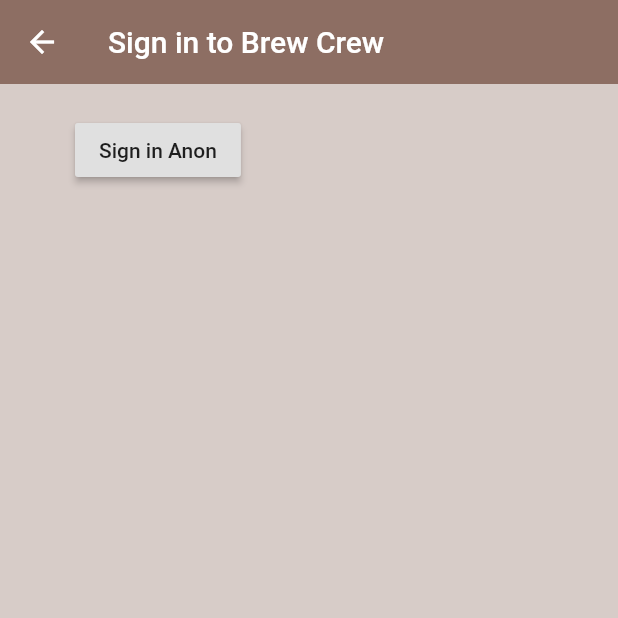
After one commit to wongalan2002/brew_app_flutter_firebase, a Flutter app: the SignOut screen opened directly, after a tap on "Sign in Anon", on a phone screen of 412 x 824 dp, the top half of it. The commit adds this screen. Run offline on Flutter 3.47's test engine with Material 2 defaults, Android fonts, the phone set to English and light mode, and no system bars; our stand-ins replace firebase_auth; accounts and stored records are empty; network calls fail.

Commit message:
adding sign out functionality

```diff
--- /dev/null
+++ b/lib/screens/authenticate/signout.dart
@@ -0,0 +1,41 @@
+import 'package:brew_app_flutter_firebase/services/auth.dart';
+import 'package:flutter/material.dart';
+
+class SignOut extends StatefulWidget {
+  @override
+  _SignOutState createState() => _SignOutState();
+}
+
+class _SignOutState extends State<SignOut> {
+  @override
+  Widget build(BuildContext context) {
+    final AuthService _auth = AuthService();
+    return Scaffold(
+      backgroundColor: Colors.brown[100],
+      appBar: AppBar(
+        backgroundColor: Colors.brown[400],
+        elevation: 0.0,
+        title: Text("Sign in to Brew Crew"),
+      ),
+      body: Container(
+        padding: EdgeInsets.symmetric(
+          vertical: 20.0,
+          horizontal: 50.0,
+        ),
+        child: RaisedButton(
+          onPressed: () async {
+            dynamic result = await _auth.signOut();
+
+            if (result != null)
+              print("Could not sign out");
+            else {
+              print("Signed Out");
+              print(result);
+            }
+          },
+          child: Text("Sign in Anon"),
+        ),
+      ),
+    );
+  }
+}
--- a/lib/screens/wrapper.dart
+++ b/lib/screens/wrapper.dart
@@ -12,6 +12,6 @@ class Wrapper extends StatelessWidget {
 
     print(user);
 
-    return Authenticate();
+    return user != null ? Home() : Authenticate();
   }
 }
--- a/lib/services/auth.dart
+++ b/lib/services/auth.dart
@@ -35,4 +35,13 @@ class AuthService {
   //register with email and pass
 
   //sign out
+
+  Future signOut() async {
+    try {
+      return await _auth.signOut();
+    } catch (e) {
+      print(e.toString());
+      return null;
+    }
+  }
 }
```
Also changed, not shown: lib/screens/home/home.dart (+19 -2 lines).
